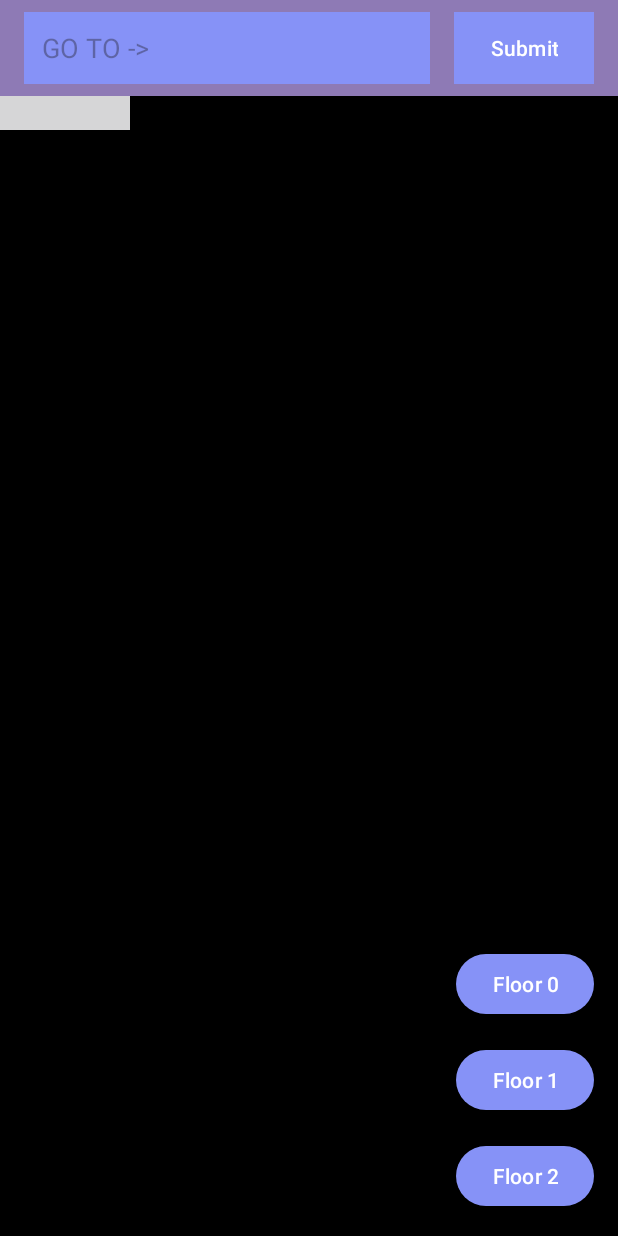
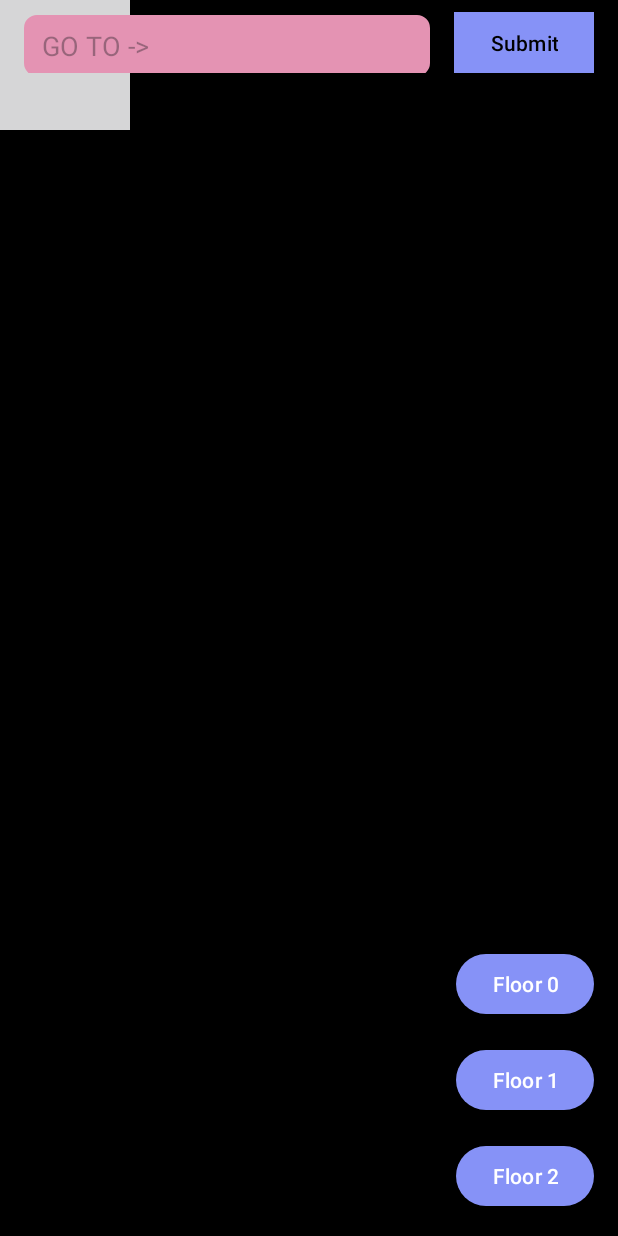
Before and after one commit to MarcelZama/FinalYearProject, an Android app: the screen it shows after launch (MainActivity), on a phone screen of 412 x 824 dp. Run offline under Robolectric (Android 15) with nearby library versions, the phone set to English and light mode, and no system bars; our stand-ins replace Firebase (no records; nobody signed in at launch, a user with empty details on screens opened directly).

Commit message:
Final Iteration
Final Iteration

```diff
--- a/YearProject/app/src/main/res/layout/activity_main.xml
+++ b/YearProject/app/src/main/res/layout/activity_main.xml
@@ -23,7 +23,6 @@
         android:layout_height="wrap_content"
         android:orientation="horizontal"
         android:layout_alignParentTop="true"
-        android:background="@color/purple"
         android:paddingStart="16dp"
         android:paddingEnd="16dp"
         android:paddingTop="8dp"
@@ -33,16 +32,17 @@
         <EditText
             android:id="@+id/editText"
             android:layout_width="300dp"
-            android:layout_height="match_parent"
+            android:layout_height="wrap_content"
             android:layout_marginEnd="8dp"
             android:layout_weight="1"
-            android:background="@color/lavender"
             android:hint="GO TO ->"
             android:paddingStart="12dp"
             android:paddingTop="8dp"
             android:paddingEnd="12dp"
             android:paddingBottom="8dp"
-            android:textColor="@android:color/black" />
+            android:textColor="@android:color/black"
+            android:background="@drawable/edit_text_background" />
+
 
         <!-- Submit Button -->
         <Button
@@ -50,8 +50,8 @@
             android:layout_width="wrap_content"
             android:layout_height="match_parent"
             android:text="Submit"
-            android:background="@color/lavender"
-            android:textColor="@android:color/white"
+            android:background="@color/white"
+            android:textColor="@android:color/black"
             android:paddingStart="24dp"
             android:paddingEnd="24dp"
             android:layout_marginStart="8dp" />
@@ -65,7 +65,7 @@
         android:layout_height="wrap_content"
         android:orientation="vertical"
         android:layout_below="@id/topLayout"
-        android:layout_marginTop="16dp"
+        android:layout_marginTop="0dp"
         android:paddingStart="16dp"
         android:paddingEnd="16dp" />
 
--- a/YearProject/app/src/main/res/values/colors.xml
+++ b/YearProject/app/src/main/res/values/colors.xml
@@ -4,4 +4,5 @@
     <color name="white">#FFFFFFFF</color>
     <color name="lavender">#8692f7</color>
     <color name="purple">#8E7AB5</color>
+    <color name="nicecolor">#E493B3</color>
 </resources>
```
Also changed, not shown: YearProject/app/src/main/java/com/example/yearproject/DrawingView.java (+64 -50 lines), YearProject/app/src/main/java/com/example/yearproject/MainActivity.java (line endings or trailing spaces), 1 other file.
